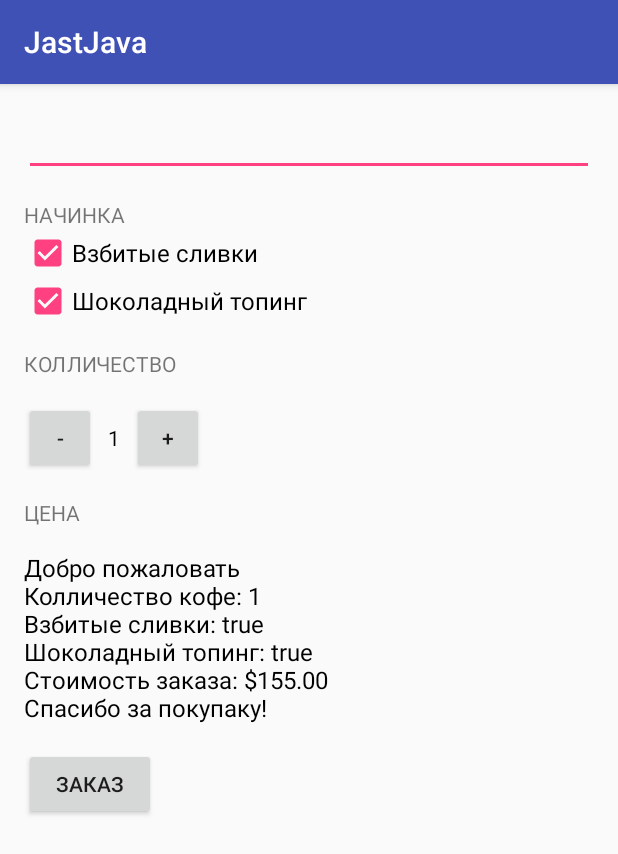
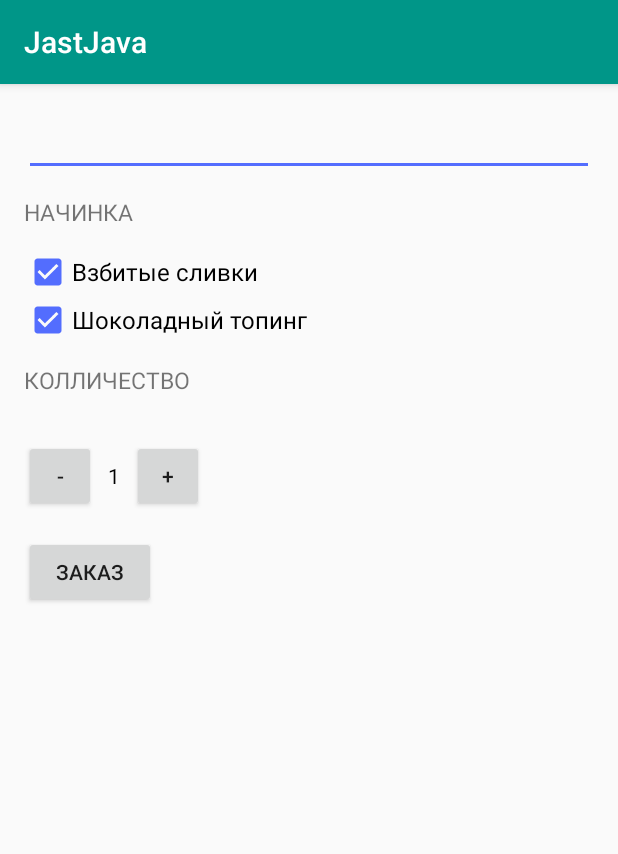
Before and after one commit to ivshebanov/Android, an Android app: the screen it shows after launch (MainActivity), after a tap on "ЗАКАЗ", on a phone screen of 412 x 824 dp. Shown: the top 854 px of the screen. Run offline under Robolectric (Android 15) with nearby library versions, the phone set to English and light mode, and no system bars; 2 other taps on this screen came first.

Commit message:
JastJava финальная доработка

```diff
--- a/JastJava/app/src/main/java/com/example/android/jastjava/MainActivity.java
+++ b/JastJava/app/src/main/java/com/example/android/jastjava/MainActivity.java
@@ -1,12 +1,13 @@
 package com.example.android.jastjava;
 
+import android.content.Intent;
 import android.support.v7.app.AppCompatActivity;
 import android.os.Bundle;
-import android.util.Log;
 import android.view.View;
 import android.widget.CheckBox;
 import android.widget.EditText;
 import android.widget.TextView;
+import android.widget.Toast;
 
 import java.text.NumberFormat;
 
@@ -15,6 +16,7 @@ public class MainActivity extends AppCompatActivity {
     private int priceCoffees = 120;
     private boolean whippedCream = false;
     private boolean chocolate = false;
+    private int itoPrice = 0;
 
     @Override
     protected void onCreate(Bundle savedInstanceState) {
@@ -23,17 +25,10 @@ public class MainActivity extends AppCompatActivity {
     }
 
     public void submitOrder(View view) {
-        int itoPrice = numberOfCoffees * priceCoffees;
+        itoPrice = numberOfCoffees * priceCoffees;
 
         if (whippedCream) {
             itoPrice = itoPrice + numberOfCoffees * 15;
-        }
-
-        Log.v("WeatherActivity", "Thank you for using the WhetherWeather App.");
-        if (whippedCream) {
-            Log.v("WeatherActivity", "It's raining, better bring an umbrella.");
-        } else {
-            Log.v("WeatherActivity", "It's unlikely to rain.");
         }
 
         if (chocolate) {
@@ -43,16 +38,39 @@ public class MainActivity extends AppCompatActivity {
         EditText editText = (EditText) findViewById(R.id.editText1);
         String nameClient = editText.getText().toString();
 
-        displayPrice(itoPrice, nameClient);
+//        displayPrice(nameClient);
+
+        Intent intent = new Intent(Intent.ACTION_SEND);
+        intent.setType("plain/text");
+
+        intent.putExtra(android.content.Intent.EXTRA_EMAIL,
+                new String[]{"klacuk070@mail.ru"});
+        intent.putExtra(Intent.EXTRA_SUBJECT, getString(R.string.ORDER));
+        intent.putExtra(Intent.EXTRA_TEXT, "Мое имя: " + nameClient +
+                "\nМне " + numberOfCoffees + " кофе" +
+                "\n" + getString(R.string.WHIPPED_CREAM) + ": " + whippedCream +
+                "\n"+ getString(R.string.CHOCOLATE) + ": " + chocolate +
+                "\nСтоимость заказа: " + NumberFormat.getCurrencyInstance().format(itoPrice) +
+                "\nСпасибо за кофе!");
+
+        try {
+            startActivity(Intent.createChooser(intent, "Send mail..."));
+        } catch (android.content.ActivityNotFoundException ex) {
+            Toast.makeText(MainActivity.this, "There are no email clients installed.", Toast.LENGTH_SHORT).show();
+        }
+//
+//        if (intent.resolveActivity(getPackageManager()) != null){
+//            startActivity(intent);
+//        }
     }
 
     public void onCheckboxClickedWhippedCreamId(View view) {
-        CheckBox checkBox = (CheckBox) findViewById(R.id.WHIPPED_CREAM_ID);
+        CheckBox checkBox = (CheckBox) findViewById(R.id.whipped_cream_id);
         this.whippedCream = checkBox.isChecked();
     }
 
     public void onCheckboxClickedChocolateId(View view) {
-        CheckBox checkBox = (CheckBox) findViewById(R.id.Chocolate_ID);
+        CheckBox checkBox = (CheckBox) findViewById(R.id.chocolate_id);
         this.chocolate = checkBox.isChecked();
     }
 
@@ -71,13 +89,13 @@ public class MainActivity extends AppCompatActivity {
         quantityTextView.setText("" + number);
     }
 
-    private void displayPrice(int number, String name) {
-        TextView priceTextView = (TextView) findViewById(R.id.price_text_view);
-        priceTextView.setText("Добро пожаловать " + name +
-                "\nКолличество кофе: " + numberOfCoffees +
-                "\nВзбитые сливки: " + whippedCream +
-                "\nШоколадный топинг: " + chocolate +
-                "\nСтоимость заказа: " + NumberFormat.getCurrencyInstance().format(number) +
-                "\nСпасибо за покупаку!");
-    }
+//    private void displayPrice(String name) {
+//        TextView priceTextView = (TextView) findViewById(R.id.price_text_view);
+//        priceTextView.setText("Добро пожаловать " + name +
+//                "\nКолличество кофе: " + numberOfCoffees +
+//                "\nВзбитые сливки: " + whippedCream +
+//                "\nШоколадный топинг: " + chocolate +
+//                "\nСтоимость заказа: " + NumberFormat.getCurrencyInstance().format(itoPrice) +
+//                "\nСпасибо за покупаку!");
+//    }
 }
--- a/JastJava/app/src/main/res/layout/activity_main.xml
+++ b/JastJava/app/src/main/res/layout/activity_main.xml
@@ -16,13 +16,11 @@
 
     <TextView
         android:id="@+id/toppings_text_view"
-        android:layout_width="wrap_content"
-        android:layout_height="wrap_content"
-        android:layout_marginTop="16dp"
-        android:text="@string/TOPPINGS" />
+        android:text="@string/TOPPINGS"
+        style="@style/HeaderTextStyle"/>
 
     <CheckBox
-        android:id="@+id/WHIPPED_CREAM_ID"
+        android:id="@+id/whipped_cream_id"
         android:layout_width="wrap_content"
         android:layout_height="wrap_content"
         android:onClick="onCheckboxClickedWhippedCreamId"
@@ -30,7 +28,7 @@
         android:textSize="16sp" />
 
     <CheckBox
-        android:id="@+id/Chocolate_ID"
+        android:id="@+id/chocolate_id"
         android:layout_width="wrap_content"
         android:layout_height="wrap_content"
         android:onClick="onCheckboxClickedChocolateId"
@@ -39,10 +37,8 @@
 
     <TextView
         android:id="@+id/qua_text_view"
-        android:layout_width="wrap_content"
-        android:layout_height="wrap_content"
-        android:layout_marginTop="16dp"
-        android:text="@string/QUANTITY" />
+        android:text="@string/QUANTITY"
+        style="@style/HeaderTextStyle"/>
 
     <LinearLayout
         android:layout_width="wrap_content"
@@ -54,7 +50,7 @@
             android:layout_width="48dp"
             android:layout_height="48dp"
             android:onClick="decrement"
-            android:text="@string/MINUS_CLIC" />
+            android:text="-" />
 
         <TextView
             android:id="@+id/quantity_text_view"
@@ -62,7 +58,7 @@
             android:layout_height="wrap_content"
             android:layout_marginLeft="8dp"
             android:layout_marginRight="8dp"
-            android:text="@string/quantityNum"
+            android:text="1"
             android:textColor="@android:color/black" />
 
         <Button
@@ -70,26 +66,23 @@
             android:layout_width="48dp"
             android:layout_height="48dp"
             android:onClick="increment"
-            android:text="@string/PLUS_CLIC" />
+            android:text="+" />
 
     </LinearLayout>
 
-    <TextView
-        android:id="@+id/pr_text_view"
-        android:layout_width="wrap_content"
-        android:layout_height="wrap_content"
-        android:layout_marginTop="16dp"
-        android:text="@string/PRICE"
-        android:textAllCaps="true" />
+    <!--<TextView-->
+        <!--android:id="@+id/pr_text_view"-->
+        <!--android:text="@string/PRICE"-->
+        <!--style="@style/HeaderTextStyle"/>-->
 
-    <TextView
-        android:id="@+id/price_text_view"
-        android:layout_width="wrap_content"
-        android:layout_height="wrap_content"
-        android:layout_marginTop="16dp"
-        android:text="@string/SUMM"
-        android:textColor="@android:color/black"
-        android:textSize="16sp" />
+    <!--<TextView-->
+        <!--android:id="@+id/price_text_view"-->
+        <!--android:layout_width="wrap_content"-->
+        <!--android:layout_height="wrap_content"-->
+        <!--android:layout_marginTop="16dp"-->
+        <!--android:text="@string/SUMM"-->
+        <!--android:textColor="@android:color/black"-->
+        <!--android:textSize="16sp" />-->
 
     <Button
         android:id="@+id/button"
--- a/JastJava/app/src/main/res/values/strings.xml
+++ b/JastJava/app/src/main/res/values/strings.xml
@@ -1,13 +1,10 @@
-<resources>
+<resources xmlns:xliff="urn:oasis:names:tc:xliff:document:1.2">
     <string name="app_name">JastJava</string>
     <string name="QUANTITY">КОЛЛИЧЕСТВО</string>
     <string name="TOPPINGS">НАЧИНКА</string>
     <string name="ORDER">ЗАКАЗ</string>
     <string name="PRICE">ЦЕНА</string>
-    <string name="PLUS_CLIC">+</string>
-    <string name="MINUS_CLIC">-</string>
     <string name="SUMM">Цена 1 кофе 120 руб.</string>
-    <string name="quantityNum">1</string>
     <string name="WHIPPED_CREAM">Взбитые сливки</string>
     <string name="CHOCOLATE">Шоколадный топинг</string>
 </resources>
--- a/JastJava/app/src/main/res/values/styles.xml
+++ b/JastJava/app/src/main/res/values/styles.xml
@@ -2,10 +2,17 @@
 
     <!-- Base application theme. -->
     <style name="AppTheme" parent="Theme.AppCompat.Light.DarkActionBar">
-        <!-- Customize your theme here. -->
-        <item name="colorPrimary">@color/colorPrimary</item>
-        <item name="colorPrimaryDark">@color/colorPrimaryDark</item>
-        <item name="colorAccent">@color/colorAccent</item>
+        <item name="colorPrimary">#009688</item>
+        <item name="colorPrimaryDark">#00796B</item>
+        <item name="colorAccent">#536DFE</item>
+    </style>
+
+    <style name="HeaderTextStyle">
+        <item name="android:textSize">15sp</item>
+        <item name="android:gravity">center_vertical</item>
+        <item name="android:textAllCaps">true</item>
+        <item name="android:layout_width">wrap_content</item>
+        <item name="android:layout_height">48dp</item>
     </style>
 
 </resources>
```
Also changed, not shown: 1 other file.
